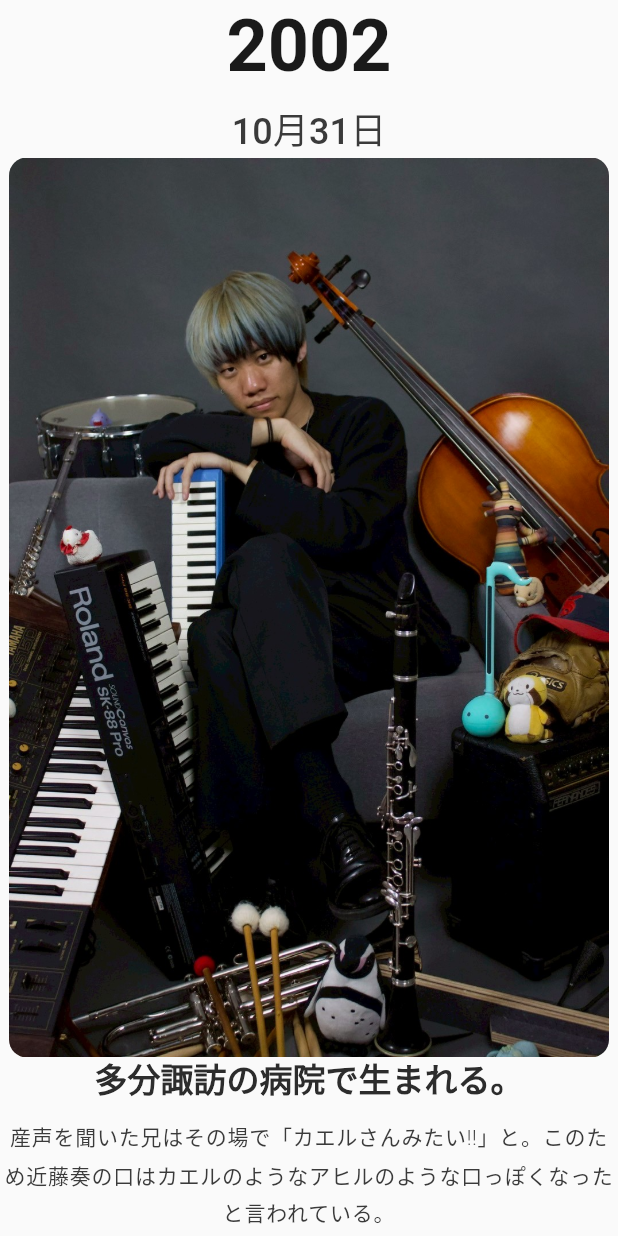
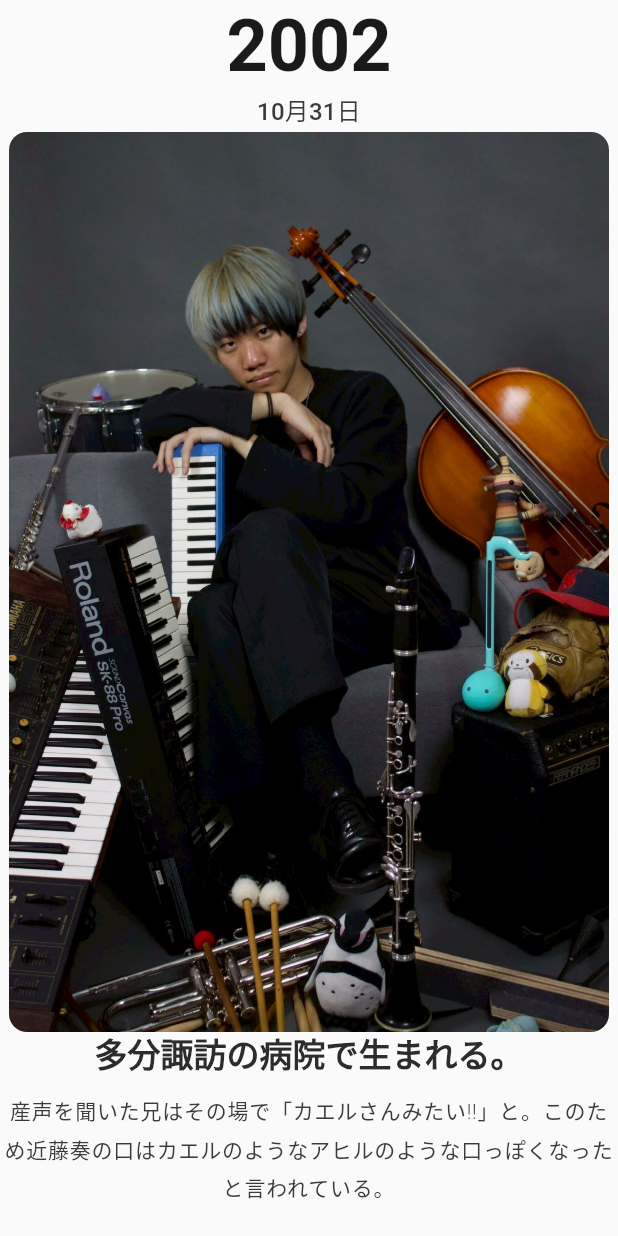
Before and after one commit to Shibatch28/kanade_hp, a Flutter app: the ChronologyItem widget shown alone on an empty page, opened directly, on a phone screen of 412 x 824 dp. Run offline on Flutter 3.47's test engine with Material 3 defaults, Android fonts, the phone set to English and light mode, and no system bars; our stand-ins replace equatable, flutter_bloc, flutter_svg, go_router, google_fonts.

Commit message:
体裁を調整

```diff
--- a/lib/view/widget/chronology_item.dart
+++ b/lib/view/widget/chronology_item.dart
@@ -142,7 +142,7 @@ class ChronologyItem extends StatelessWidget {
             child: Text(
               year,
               style: Theme.of(context).textTheme.titleLarge?.copyWith(
-                fontSize: Responsive.isMobile(context) ? 48 : 72,
+                fontSize: Responsive.isMobile(context) ? 48 : 48,
                 fontWeight: FontWeight.bold,
                 color: AppTheme.primaryBlack,
               ),
@@ -150,21 +150,17 @@ class ChronologyItem extends StatelessWidget {
             ),
           ),
 
-        // 年と月日の間隔
-        if (showYear && (month.isNotEmpty || day.isNotEmpty))
-          const SizedBox(height: 8),
-
         // 月日表示
         if (month.isNotEmpty || day.isNotEmpty)
           Text(
             "$month月$day日",
-            style: Theme.of(context).textTheme.titleSmall?.copyWith(
-              fontSize: 24,
+            style: Theme.of(context).textTheme.titleMedium?.copyWith(
               fontWeight: FontWeight.w500,
               color: AppTheme.darkGrey,
             ),
             textAlign: TextAlign.center,
           ),
+        const SizedBox(height: 2),
       ],
     );
   }
```
